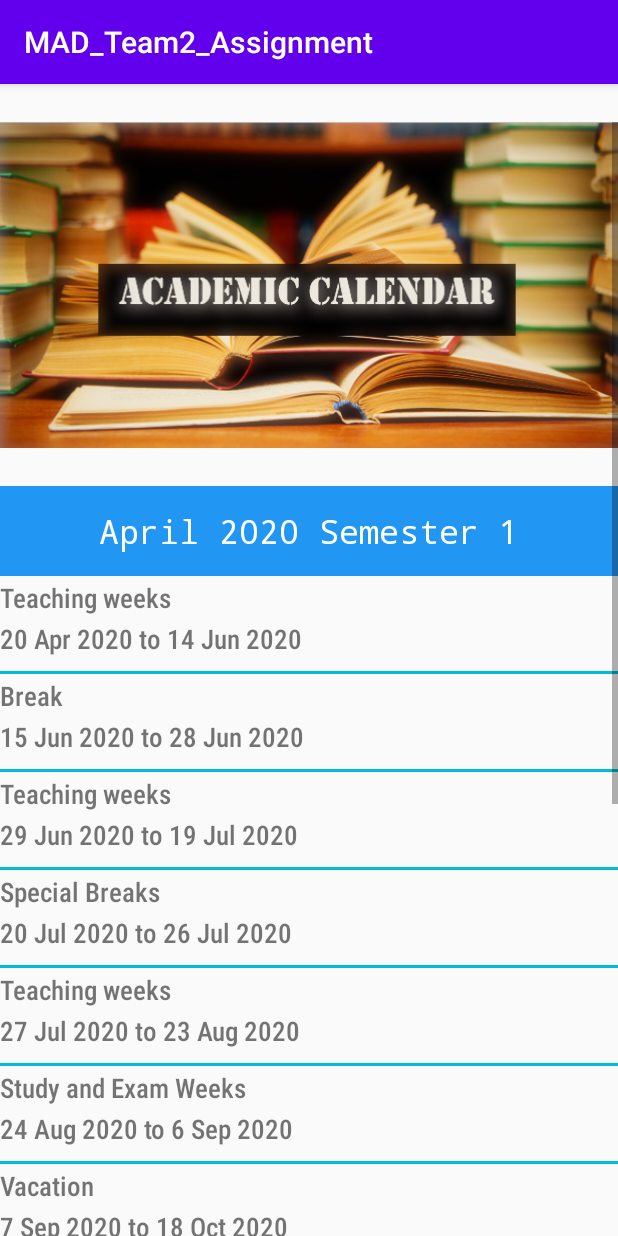
After one commit to qixunnnn/MAD-Team2-Assignment, an Android app: the AcadCalendar screen opened directly, with no data from a screen before it, on a phone screen of 412 x 824 dp. The commit adds this screen. Run offline under Robolectric (Android 15) with nearby library versions, the phone set to English and light mode, and no system bars.

Commit message:
Academic Calendar - Guan Teck

```diff
--- a/app/src/main/AndroidManifest.xml
+++ b/app/src/main/AndroidManifest.xml
@@ -17,7 +17,7 @@
                 <category android:name="android.intent.category.LAUNCHER" />
             </intent-filter>
         </activity>
-        <activity android:name=".BMICalculator"></activity>
+        <activity android:name=".AcadCalendar"></activity>
     </application>
 
 </manifest>
--- /dev/null
+++ b/app/src/main/java/sg/edu/sg/mad_t02_assignment/AcadCalendar.java
@@ -0,0 +1,13 @@
+package sg.edu.sg.mad_t02_assignment;
+
+import android.os.Bundle;
+
+import androidx.appcompat.app.AppCompatActivity;
+
+public class AcadCalendar extends AppCompatActivity {
+    @Override
+    protected void onCreate(Bundle savedInstanceState) {
+        super.onCreate(savedInstanceState);
+        setContentView(R.layout.acadcalendar);
+    }
+}
--- a/app/src/main/java/sg/edu/sg/mad_t02_assignment/MainActivity.java
+++ b/app/src/main/java/sg/edu/sg/mad_t02_assignment/MainActivity.java
@@ -14,7 +14,7 @@ public class MainActivity extends AppCompatActivity {
         super.onCreate(savedInstanceState);
         setContentView(R.layout.activity_main);
 
-        bmiclick = (CardView)findViewById(R.id.cardviewBMI);
+        bmiclick = (CardView)findViewById(R.id.cardviewCalendar);
         bmiclick.setOnClickListener(new View.OnClickListener() {
             @Override
             public void onClick(View v) {
@@ -23,7 +23,7 @@ public class MainActivity extends AppCompatActivity {
         });
     }
     private void bminextpage(){
-        Intent intent = new Intent(MainActivity.this, BMICalculator.class);
+        Intent intent = new Intent(MainActivity.this, AcadCalendar.class);
         startActivity(intent);
     }
 }
--- /dev/null
+++ b/app/src/main/res/layout/acadcalendar.xml
@@ -0,0 +1,351 @@
+<?xml version="1.0" encoding="utf-8"?>
+<LinearLayout xmlns:android="http://schemas.android.com/apk/res/android"
+    xmlns:app="http://schemas.android.com/apk/res-auto"
+    android:layout_width="match_parent"
+    android:layout_height="match_parent"
+    android:orientation="vertical" >
+
+    <ScrollView
+        android:layout_width="match_parent"
+        android:layout_height="match_parent"
+        android:layout_below="@+id/imageView4"
+        android:fillViewport="true"
+        android:layout_marginTop="25dp"
+        >
+
+
+        <LinearLayout
+            android:layout_width="match_parent"
+            android:layout_height="wrap_content"
+            android:orientation="vertical" >
+
+
+            <ImageView
+                android:id="@+id/imageView4"
+                android:layout_width="match_parent"
+                android:layout_height="217dp"
+                android:adjustViewBounds="true"
+                android:scaleType="fitXY"
+                app:srcCompat="@drawable/academic2" />
+
+            <Space
+                android:layout_width="match_parent"
+                android:layout_height="25dp" />
+
+            <TextView
+                android:id="@+id/textView8"
+                android:layout_width="match_parent"
+                android:layout_height="60dp"
+                android:background="#2196F3"
+                android:fontFamily="monospace"
+                android:gravity="center"
+                android:text="April 2020 Semester 1"
+                android:textAlignment="center"
+                android:textAppearance="?android:attr/textAppearanceLarge"
+                android:textColor="#FFFFFF" />
+
+            <TextView
+                android:id="@+id/textView9"
+                android:layout_width="match_parent"
+                android:layout_height="29dp"
+                android:fontFamily="sans-serif-condensed-medium"
+                android:gravity="center|start"
+                android:text="Teaching weeks"
+                android:textAlignment="gravity"
+                android:textSize="18sp" />
+
+            <TextView
+                android:id="@+id/textView10"
+                android:layout_width="match_parent"
+                android:layout_height="34dp"
+                android:fontFamily="sans-serif-condensed-medium"
+                android:text="20 Apr 2020 to 14 Jun 2020"
+                android:textSize="18sp" />
+
+            <View
+                android:id="@+id/view2"
+                android:layout_width="match_parent"
+                android:layout_height="2dp"
+                android:background="#00BCD4" />
+
+            <TextView
+                android:id="@+id/textView11"
+                android:layout_width="match_parent"
+                android:layout_height="29dp"
+                android:fontFamily="sans-serif-condensed-medium"
+                android:gravity="center|start"
+                android:text="Break"
+                android:textAlignment="gravity"
+                android:textSize="18sp" />
+
+            <TextView
+                android:id="@+id/textView12"
+                android:layout_width="match_parent"
+                android:layout_height="34dp"
+                android:fontFamily="sans-serif-condensed-medium"
+                android:text="15 Jun 2020 to 28 Jun 2020"
+                android:textSize="18sp" />
+
+            <View
+                android:id="@+id/view3"
+                android:layout_width="match_parent"
+                android:layout_height="2dp"
+                android:background="#00BCD4" />
+
+            <TextView
+                android:id="@+id/textView13"
+                android:layout_width="match_parent"
+                android:layout_height="29dp"
+                android:fontFamily="sans-serif-condensed-medium"
+                android:gravity="center|start"
+                android:text="Teaching weeks"
+                android:textAlignment="gravity"
+                android:textSize="18sp" />
+
+            <TextView
+                android:id="@+id/textView14"
+                android:layout_width="match_parent"
+                android:layout_height="34dp"
+                android:fontFamily="sans-serif-condensed-medium"
+                android:text="29 Jun 2020 to 19 Jul 2020"
+                android:textSize="18sp" />
+
+            <View
+                android:id="@+id/view4"
+                android:layout_width="match_parent"
+                android:layout_height="2dp"
+                android:background="#00BCD4" />
+
+            <TextView
+                android:id="@+id/textView15"
+                android:layout_width="match_parent"
+                android:layout_height="29dp"
+                android:fontFamily="sans-serif-condensed-medium"
+                android:gravity="center|start"
+                android:text="Special Breaks"
+                android:textAlignment="gravity"
+                android:textSize="18sp" />
+
+            <TextView
+                android:id="@+id/textView16"
+                android:layout_width="match_parent"
+                android:layout_height="34dp"
+                android:fontFamily="sans-serif-condensed-medium"
+                android:text="20 Jul 2020 to 26 Jul 2020"
+                android:textSize="18sp" />
+
+            <View
+                android:id="@+id/view5"
+                android:layout_width="match_parent"
+                android:layout_height="2dp"
+                android:background="#00BCD4" />
+            <TextView
+                android:id="@+id/textView17"
+                android:layout_width="match_parent"
+                android:layout_height="29dp"
+                android:fontFamily="sans-serif-condensed-medium"
+                android:gravity="center|start"
+                android:text="Teaching weeks"
+                android:textAlignment="gravity"
+                android:textSize="18sp" />
+
+            <TextView
+                android:id="@+id/textView18"
+                android:layout_width="match_parent"
+                android:layout_height="34dp"
+                android:fontFamily="sans-serif-condensed-medium"
+                android:text="27 Jul 2020 to 23 Aug 2020"
+                android:textSize="18sp" />
+
+            <View
+                android:id="@+id/view6"
+                android:layout_width="match_parent"
+                android:layout_height="2dp"
+                android:background="#00BCD4" />
+
+            <TextView
+                android:id="@+id/textView19"
+                android:layout_width="match_parent"
+                android:layout_height="29dp"
+                android:fontFamily="sans-serif-condensed-medium"
+                android:gravity="center|start"
+                android:text='Study and Exam Weeks'
+                android:textAlignment="gravity"
+                android:textSize="18sp" />
+
+            <TextView
+                android:id="@+id/textView20"
+                android:layout_width="match_parent"
+                android:layout_height="34dp"
+                android:fontFamily="sans-serif-condensed-medium"
+                android:text="24 Aug 2020 to 6 Sep 2020"
+                android:textSize="18sp" />
+
+            <View
+                android:id="@+id/view7"
+                android:layout_width="match_parent"
+                android:layout_height="2dp"
+                android:background="#00BCD4" />
+
+            <TextView
+                android:id="@+id/textView21"
+                android:layout_width="match_parent"
+                android:layout_height="29dp"
+                android:fontFamily="sans-serif-condensed-medium"
+                android:gravity="center|start"
+                android:text='Vacation'
+                android:textAlignment="gravity"
+                android:textSize="18sp" />
+
+            <TextView
+                android:id="@+id/textView22"
+                android:layout_width="match_parent"
+                android:layout_height="34dp"
+                android:fontFamily="sans-serif-condensed-medium"
+                android:text="7 Sep 2020 to 18 Oct 2020"
+                android:textSize="18sp" />
+
+            <View
+                android:id="@+id/view8"
+                android:layout_width="match_parent"
+                android:layout_height="2dp"
+                android:background="#00BCD4" />
+
+            <Space
+                android:layout_width="match_parent"
+                android:layout_height="66dp" />
+
+            <TextView
+                android:id="@+id/textView23"
+                android:layout_width="match_parent"
+                android:layout_height="60dp"
+                android:background="#673AB7"
+                android:fontFamily="monospace"
+                android:gravity="center"
+                android:text="October 2020 Semester 2"
+                android:textAlignment="center"
+                android:textAppearance="?android:attr/textAppearanceLarge"
+                android:textColor="#FFFFFF" />
+            <TextView
+                android:id="@+id/textView24"
+                android:layout_width="match_parent"
+                android:layout_height="29dp"
+                android:fontFamily="sans-serif-condensed-medium"
+                android:gravity="center|start"
+                android:text='Teaching Weeks'
+                android:textAlignment="gravity"
+                android:textSize="18sp" />
+
+            <TextView
+                android:id="@+id/textView25"
+                android:layout_width="match_parent"
+                android:layout_height="34dp"
+                android:fontFamily="sans-serif-condensed-medium"
+                android:text="19 Oct 2020 to 20 Dec 2020"
+                android:textSize="18sp" />
+
+            <View
+                android:id="@+id/view9"
+                android:layout_width="match_parent"
+                android:layout_height="2dp"
+                android:background="#00BCD4" />
+            <TextView
+                android:id="@+id/textView26"
+                android:layout_width="match_parent"
+                android:layout_height="29dp"
+                android:fontFamily="sans-serif-condensed-medium"
+                android:gravity="center|start"
+                android:text='Break'
+                android:textAlignment="gravity"
+                android:textSize="18sp" />
+
+            <TextView
+                android:id="@+id/textView27"
+                android:layout_width="match_parent"
+                android:layout_height="34dp"
+                android:fontFamily="sans-serif-condensed-medium"
+                android:text="21 Dec 2020 to 3 Jan 2021"
+                android:textSize="18sp" />
+
+            <View
+                android:id="@+id/view10"
+                android:layout_width="match_parent"
+                android:layout_height="2dp"
+                android:background="#00BCD4" />
+
+            <TextView
+                android:id="@+id/textView28"
+                android:layout_width="match_parent"
+                android:layout_height="29dp"
+                android:fontFamily="sans-serif-condensed-medium"
+                android:gravity="center|start"
+                android:text='Teaching Weeks'
+                android:textAlignment="gravity"
+                android:textSize="18sp" />
+
+            <TextView
+                android:id="@+id/textView29"
+                android:layout_width="match_parent"
+                android:layout_height="34dp"
+                android:fontFamily="sans-serif-condensed-medium"
+                android:text="4 Jan 2021 to 14 Feb 2021"
+                android:textSize="18sp" />
+
+            <View
+                android:id="@+id/view11"
+                android:layout_width="match_parent"
+                android:layout_height="2dp"
+                android:background="#00BCD4" />
+            <TextView
+                android:id="@+id/textView30"
+                android:layout_width="match_parent"
+                android:layout_height="29dp"
+                android:fontFamily="sans-serif-condensed-medium"
+                android:gravity="center|start"
+                android:text='Study and Exam Weeks'
+                android:textAlignment="gravity"
+                android:textSize="18sp" />
+
+            <TextView
+                android:id="@+id/textView31"
+                android:layout_width="match_parent"
+                android:layout_height="34dp"
+                android:fontFamily="sans-serif-condensed-medium"
+                android:text="15 Feb 2021 to 28 Feb 2021"
+                android:textSize="18sp" />
+
+            <View
+                android:id="@+id/view12"
+                android:layout_width="match_parent"
+                android:layout_height="2dp"
+                android:background="#00BCD4" />
+
+            <TextView
+                android:id="@+id/textView32"
+                android:layout_width="match_parent"
+                android:layout_height="29dp"
+                android:fontFamily="sans-serif-condensed-medium"
+                android:gravity="center|start"
+                android:text='Vacation'
+                android:textAlignment="gravity"
+                android:textSize="18sp" />
+
+            <TextView
+                android:id="@+id/textView33"
+                android:layout_width="match_parent"
+                android:layout_height="34dp"
+                android:fontFamily="sans-serif-condensed-medium"
+                android:text="1 Mar 2021 to 18 Apr 2021"
+                android:textSize="18sp" />
+
+            <View
+                android:id="@+id/view13"
+                android:layout_width="match_parent"
+                android:layout_height="2dp"
+                android:background="#00BCD4" />
+
+
+        </LinearLayout>
+    </ScrollView>
+
+</LinearLayout>
--- a/app/src/main/res/layout/activity_main.xml
+++ b/app/src/main/res/layout/activity_main.xml
@@ -98,6 +98,7 @@
         </androidx.cardview.widget.CardView>
 
         <androidx.cardview.widget.CardView
+            android:id="@+id/cardviewCalendar"
             android:layout_width="wrap_content"
             android:layout_height="wrap_content"
             android:layout_row="1"
```
Also changed, not shown: app/src/main/res/drawable-hdpi/academic2.png (added), app/src/main/res/drawable-mdpi/academic2.png (added), app/src/main/res/drawable-v24/academic2.png (added), app/src/main/res/drawable-xhdpi/academic2.png (added), app/src/main/res/drawable-xxhdpi/academic2.png (added), app/src/main/res/drawable-xxxhdpi/academic2.png (added), app/src/main/res/drawable/academic2.png (added).
